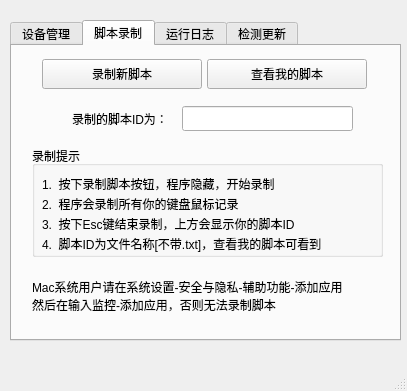
Above: ui.ui from wequgroup/WeDuck before the change. Below: the same form after it.
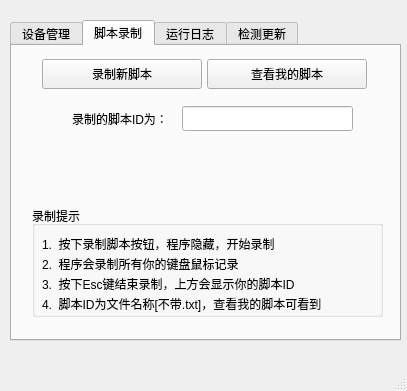
That is the form after the change.

The edit to the form file:
```diff
--- a/ui.ui
+++ b/ui.ui
@@ -190,7 +190,7 @@
       <property name="geometry">
        <rect>
         <x>20</x>
-        <y>100</y>
+        <y>160</y>
         <width>351</width>
         <height>111</height>
        </rect>
@@ -278,13 +278,13 @@
       <property name="geometry">
        <rect>
         <x>20</x>
-        <y>230</y>
+        <y>110</y>
         <width>351</width>
         <height>41</height>
        </rect>
       </property>
       <property name="text">
-       <string>&lt;html&gt;&lt;head/&gt;&lt;body&gt;&lt;p&gt;Mac系统用户请在系统设置-安全与隐私-辅助功能-添加应用&lt;br/&gt;然后在输入监控-添加应用，否则无法录制脚本&lt;/p&gt;&lt;/body&gt;&lt;/html&gt;</string>
+       <string>&lt;html&gt;&lt;head/&gt;&lt;body&gt;&lt;p&gt;&lt;br/&gt;&lt;/p&gt;&lt;/body&gt;&lt;/html&gt;</string>
       </property>
      </widget>
     </widget>
```
Left out of the diff: 2 changed lines with no effect on the pictures.
